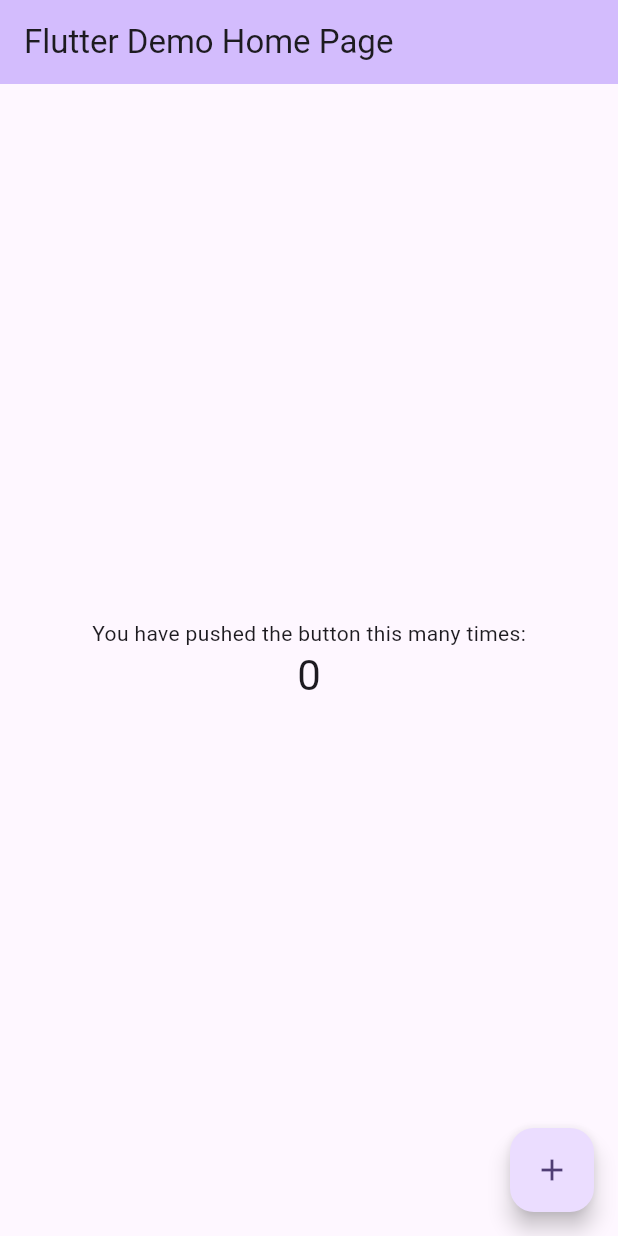
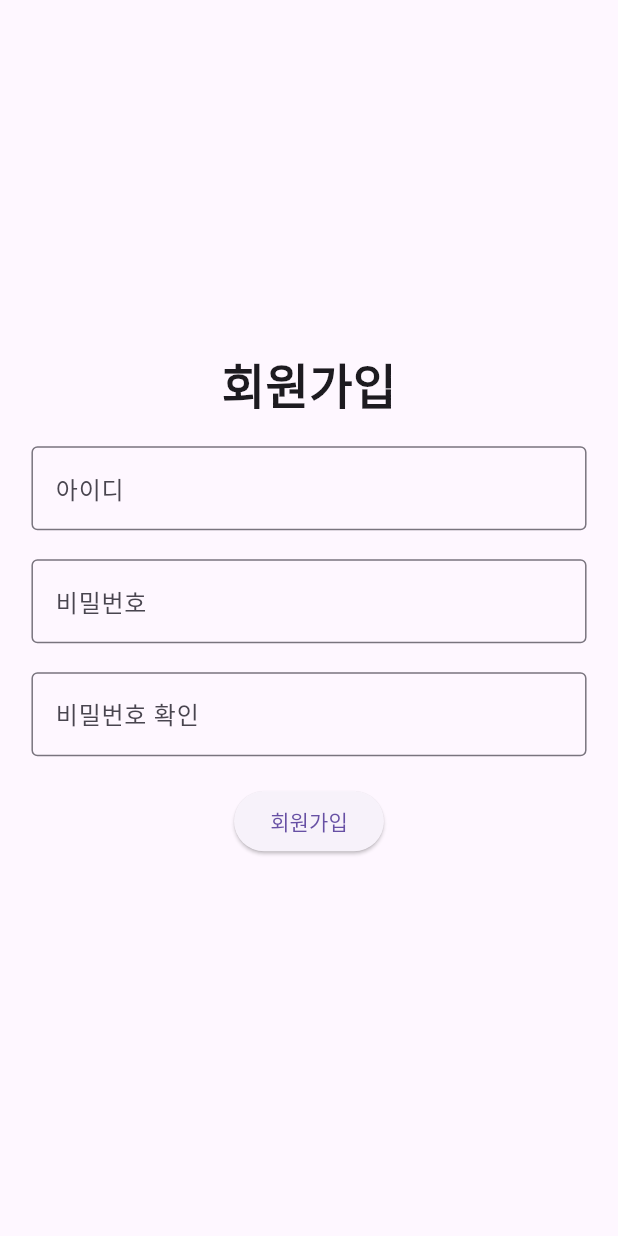
Before and after one commit to skku-comit/Flutter-CoMit-Study-Scheduler-App, a Flutter app: the screen it shows after launch, on a phone screen of 412 x 824 dp. Run offline on Flutter 3.47's test engine with Material 3 defaults, Android fonts, the phone set to English and light mode, and no system bars; our stand-ins replace flutter_screenutil, table_calendar.

Commit message:
:sparkles: Add home, login, and register pages

```diff
--- a/lib/main.dart
+++ b/lib/main.dart
@@ -1,125 +1,30 @@
 import 'package:flutter/material.dart';
+import 'package:flutter_comit_study_scheduler_app/view/home_page.dart';
+import 'package:flutter_comit_study_scheduler_app/view/login_page.dart';
+import 'package:flutter_comit_study_scheduler_app/view/register_page.dart';
+import 'package:flutter_screenutil/flutter_screenutil.dart';
 
 void main() {
-  runApp(const MyApp());
+  runApp(MyApp());
 }
 
 class MyApp extends StatelessWidget {
-  const MyApp({super.key});
+  MyApp({super.key});
 
-  // This widget is the root of your application.
   @override
   Widget build(BuildContext context) {
-    return MaterialApp(
-      title: 'Flutter Demo',
-      theme: ThemeData(
-        // This is the theme of your application.
-        //
-        // TRY THIS: Try running your application with "flutter run". You'll see
-        // the application has a purple toolbar. Then, without quitting the app,
-        // try changing the seedColor in the colorScheme below to Colors.green
-        // and then invoke "hot reload" (save your changes or press the "hot
-        // reload" button in a Flutter-supported IDE, or press "r" if you used
-        // the command line to start the app).
-        //
-        // Notice that the counter didn't reset back to zero; the application
-        // state is not lost during the reload. To reset the state, use hot
-        // restart instead.
-        //
-        // This works for code too, not just values: Most code changes can be
-        // tested with just a hot reload.
-        colorScheme: ColorScheme.fromSeed(seedColor: Colors.deepPurple),
-        useMaterial3: true,
+    return ScreenUtilInit(
+      designSize: const Size(393, 852), // iPhone 14 Pro
+      builder: (context, child) => MaterialApp(
+        debugShowCheckedModeBanner: false,
+        title: 'Study Scheduler',
+        theme: ThemeData(
+          primarySwatch: Colors.blue,
+        ),
+        // home: HomePage(),
+        // home: LoginPage(),
+        home: RegisterPage(),
       ),
-      home: const MyHomePage(title: 'Flutter Demo Home Page'),
     );
   }
 }
-
-class MyHomePage extends StatefulWidget {
-  const MyHomePage({super.key, required this.title});
-
-  // This widget is the home page of your application. It is stateful, meaning
-  // that it has a State object (defined below) that contains fields that affect
-  // how it looks.
-
-  // This class is the configuration for the state. It holds the values (in this
-  // case the title) provided by the parent (in this case the App widget) and
-  // used by the build method of the State. Fields in a Widget subclass are
-  // always marked "final".
-
-  final String title;
-
-  @override
-  State<MyHomePage> createState() => _MyHomePageState();
-}
-
-class _MyHomePageState extends State<MyHomePage> {
-  int _counter = 0;
-
-  void _incrementCounter() {
-    setState(() {
-      // This call to setState tells the Flutter framework that something has
-      // changed in this State, which causes it to rerun the build method below
-      // so that the display can reflect the updated values. If we changed
-      // _counter without calling setState(), then the build method would not be
-      // called again, and so nothing would appear to happen.
-      _counter++;
-    });
-  }
-
-  @override
-  Widget build(BuildContext context) {
-    // This method is rerun every time setState is called, for instance as done
-    // by the _incrementCounter method above.
-    //
-    // The Flutter framework has been optimized to make rerunning build methods
-    // fast, so that you can just rebuild anything that needs updating rather
-    // than having to individually change instances of widgets.
-    return Scaffold(
-      appBar: AppBar(
-        // TRY THIS: Try changing the color here to a specific color (to
-        // Colors.amber, perhaps?) and trigger a hot reload to see the AppBar
-        // change color while the other colors stay the same.
-        backgroundColor: Theme.of(context).colorScheme.inversePrimary,
-        // Here we take the value from the MyHomePage object that was created by
-        // the App.build method, and use it to set our appbar title.
-        title: Text(widget.title),
-      ),
-      body: Center(
-        // Center is a layout widget. It takes a single child and positions it
-        // in the middle of the parent.
-        child: Column(
-          // Column is also a layout widget. It takes a list of children and
-          // arranges them vertically. By default, it sizes itself to fit its
-          // children horizontally, and tries to be as tall as its parent.
-          //
-          // Column has various properties to control how it sizes itself and
-          // how it positions its children. Here we use mainAxisAlignment to
-          // center the children vertically; the main axis here is the vertical
-          // axis because Columns are vertical (the cross axis would be
-          // horizontal).
-          //
-          // TRY THIS: Invoke "debug painting" (choose the "Toggle Debug Paint"
-          // action in the IDE, or press "p" in the console), to see the
-          // wireframe for each widget.
-          mainAxisAlignment: MainAxisAlignment.center,
-          children: <Widget>[
-            const Text(
-              'You have pushed the button this many times:',
-            ),
-            Text(
-              '$_counter',
-              style: Theme.of(context).textTheme.headlineMedium,
-            ),
-          ],
-        ),
-      ),
-      floatingActionButton: FloatingActionButton(
-        onPressed: _incrementCounter,
-        tooltip: 'Increment',
-        child: const Icon(Icons.add),
-      ), // This trailing comma makes auto-formatting nicer for build methods.
-    );
-  }
-}
--- /dev/null
+++ b/lib/view/register_page.dart
@@ -0,0 +1,56 @@
+import 'package:flutter/material.dart';
+import 'package:flutter_screenutil/flutter_screenutil.dart';
+
+class RegisterPage extends StatelessWidget {
+  const RegisterPage({super.key});
+
+  @override
+  Widget build(BuildContext context) {
+    return Scaffold(
+      body: Container(
+        padding: EdgeInsets.symmetric(horizontal: 20.w),
+        child: Column(
+          mainAxisAlignment: MainAxisAlignment.center,
+          children: [
+            Text(
+              '회원가입',
+              style: TextStyle(
+                fontSize: 30.sp,
+                fontWeight: FontWeight.bold,
+              ),
+            ),
+            SizedBox(height: 20.h),
+            TextField(
+              decoration: InputDecoration(
+                border: OutlineInputBorder(),
+                labelText: '아이디',
+              ),
+            ),
+            SizedBox(height: 20.h),
+            TextField(
+              decoration: InputDecoration(
+                border: OutlineInputBorder(),
+                labelText: '비밀번호',
+              ),
+              obscureText: true,
+            ),
+            SizedBox(height: 20.h),
+            TextField(
+              decoration: InputDecoration(
+                border: OutlineInputBorder(),
+                labelText: '비밀번호 확인',
+              ),
+              obscureText: true,
+            ),
+            SizedBox(height: 20.h),
+            ElevatedButton(
+              onPressed: () {},
+              child: Text('회원가입'),
+            ),
+            SizedBox(height: 20.h),
+          ],
+        ),
+      ),
+    );
+  }
+}
```
Also changed, not shown: lib/view/home_page.dart (added, +22 -0 lines), lib/view/login_page.dart (added, +47 -0 lines).
